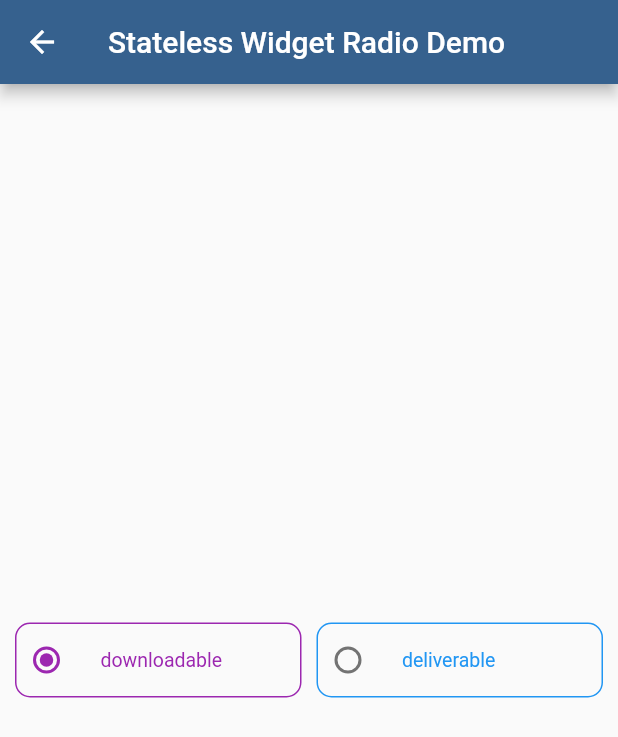
After one commit to jsmile/flutter_ui_demo, a Flutter app: the StatelessRadioDemo screen opened by its route, on a phone screen of 412 x 824 dp. The commit adds this screen. Shown: the top 737 px of the screen. Run offline on Flutter 3.47's test engine with Material 2 defaults, Android fonts, the phone set to English and light mode, and no system bars; missing offline and left inert: ansicolor, fab_circular_menu_plus.

Commit message:
Stateless RadioListTile

```diff
--- a/lib/src/app.dart
+++ b/lib/src/app.dart
@@ -36,6 +36,7 @@ class App extends StatelessWidget {
         CheckBoxDemo.routeName: (context) => const CheckBoxDemo(),
         RadioDemo.routeName: (context) => const RadioDemo(),
         RadioButtonGroup.routeName: (context) => const RadioButtonGroup(),
+        StatelessRadioDemo.routeName: (context) => const StatelessRadioDemo(),
       },
     );
   }
--- a/lib/src/demos/home.dart
+++ b/lib/src/demos/home.dart
@@ -67,6 +67,11 @@ class Home extends StatelessWidget {
                 'Radio Demo',
                 RadioDemo.routeName,
               ),
+              demoButton(
+                context,
+                'Stateless Radio Demo',
+                StatelessRadioDemo.routeName,
+              ),
             ],
           ),
         ),
--- /dev/null
+++ b/lib/src/demos/radio/stateless_radio_demo.dart
@@ -0,0 +1,60 @@
+import 'package:flutter/material.dart';
+
+import './stateless_radio_list_tile.dart';
+
+/// Radio 를 Stateless Widget 으로 구현하는 예제
+class StatelessRadioDemo extends StatefulWidget {
+  static const String routeName = '/StatelessRadioDemo';
+  const StatelessRadioDemo({super.key});
+
+  @override
+  State<StatelessRadioDemo> createState() => _StatelessRadioDemoState();
+}
+
+class _StatelessRadioDemoState extends State<StatelessRadioDemo> {
+  ProductTypeEnum _groupValue = ProductTypeEnum.downloadable;
+
+  @override
+  Widget build(BuildContext context) {
+    return Scaffold(
+      appBar: AppBar(
+        title: const Text('Stateless Widget Radio Demo'),
+      ),
+      body: Padding(
+        padding: const EdgeInsets.all(10.0),
+        child: Center(
+          child: Row(
+            mainAxisAlignment: MainAxisAlignment.center,
+            children: [
+              StatelessRadioListTile(
+                title: ProductTypeEnum.downloadable.name,
+                value: ProductTypeEnum.downloadable,
+                groupValue: _groupValue,
+                color: Colors.purple,
+                onChanged: (value) {
+                  setState(() {
+                    _groupValue = value!;
+                  });
+                },
+              ),
+              const SizedBox(width: 10.0),
+              StatelessRadioListTile(
+                title: ProductTypeEnum.deliverable.name,
+                value: ProductTypeEnum.deliverable,
+                groupValue: _groupValue,
+                color: Colors.blue,
+                onChanged: statelessRadioOnChanged,
+              ),
+            ],
+          ),
+        ),
+      ),
+    );
+  }
+
+  void statelessRadioOnChanged(value) {
+    setState(() {
+      _groupValue = value!;
+    });
+  }
+}
--- /dev/null
+++ b/lib/src/demos/radio/stateless_radio_list_tile.dart
@@ -0,0 +1,47 @@
+import 'package:flutter/material.dart';
+
+enum ProductTypeEnum { downloadable, deliverable }
+
+/// Radio 를 Stateless Widget 으로 구현하는 예제
+/// - Radio 를 StatelessWidget 으로 구현한 다음에
+///   StatefulWidget 으로부터
+///   생성자의 Parameter 로 setState() 가 반영된 onChange 함수를 받아서 처리하는 방식
+class StatelessRadioListTile extends StatelessWidget {
+  final String title;
+  final ProductTypeEnum value;
+  final ProductTypeEnum groupValue;
+  final Color? color;
+  final void Function(ProductTypeEnum?)? onChanged;
+
+  const StatelessRadioListTile({
+    Key? key,
+    required this.title,
+    required this.value,
+    required this.groupValue,
+    this.color,
+    required this.onChanged,
+  }) : super(key: key);
+
+  @override
+  Widget build(BuildContext context) {
+    return Expanded(
+      child: RadioListTile(
+        title: Text(
+          title,
+          style: TextStyle(color: color),
+        ),
+        // tileColor: color,
+        value: value,
+        groupValue: groupValue,
+        activeColor: color,
+        contentPadding: const EdgeInsets.all(0.0),
+        dense: true, // 밀집된 모양
+        shape: RoundedRectangleBorder(
+          borderRadius: BorderRadius.circular(10.0),
+          side: BorderSide(color: color!),
+        ),
+        onChanged: onChanged,
+      ),
+    );
+  }
+}
--- a/lib/src/export_demos.dart
+++ b/lib/src/export_demos.dart
@@ -10,3 +10,4 @@ export 'demos/fab_circular_menu_button/fab_circular_menu_button_demo.dart';
 export 'demos/checkboxs/checkbox_demo.dart';
 export 'demos/radio/radio_demo.dart';
 export 'demos/radio/radio_button_group.dart';
+export 'demos/radio/stateless_radio_demo.dart';
```
